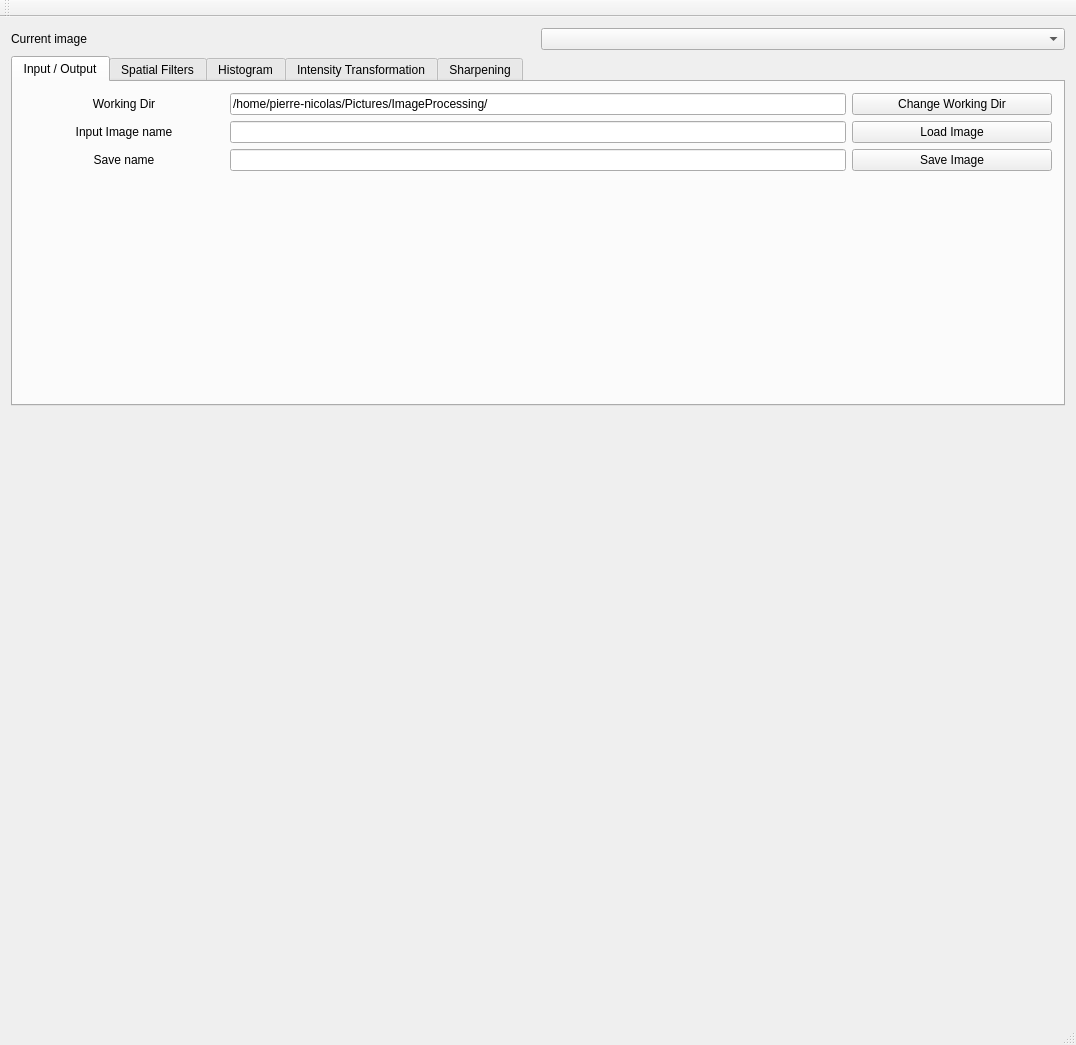
First picture: the form in mainwindow.ui, repository PNPiquin/ImageProcessing, before the edit.
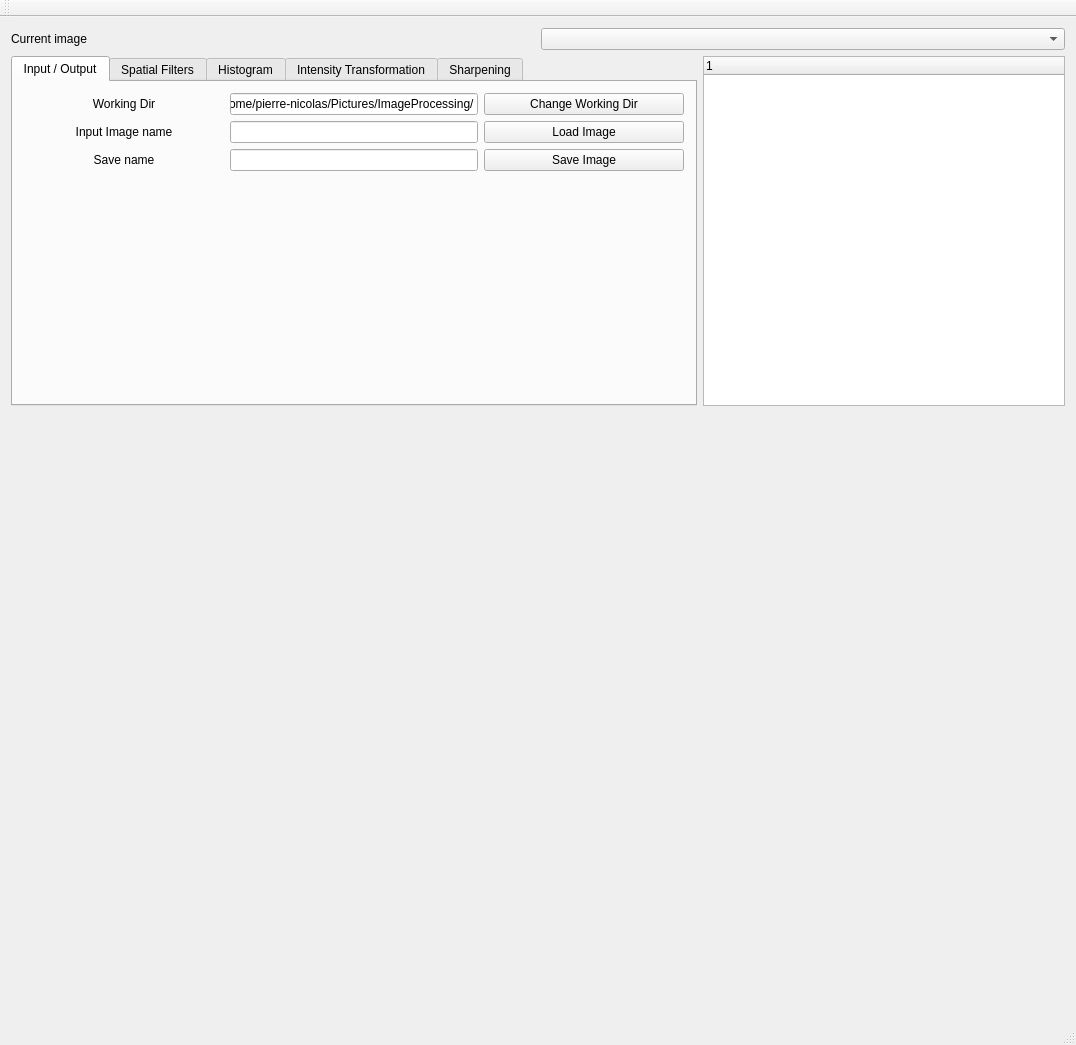
Second picture: the form after the edit.

Commit message: Beginning of the tree widget

Patch:
```diff
--- a/mainwindow.ui
+++ b/mainwindow.ui
@@ -30,6 +30,11 @@
      </layout>
     </item>
     <item>
+     <layout class="QHBoxLayout" name="horizontalLayout_22">
+      <property name="topMargin">
+       <number>0</number>
+      </property>
+      <item>
      <widget class="QTabWidget" name="tabWidget">
       <property name="tabPosition">
        <enum>QTabWidget::North</enum>
@@ -1262,6 +1267,17 @@
        </layout>
       </widget>
      </widget>
+      </item>
+      <item>
+       <widget class="QTreeWidget" name="treeWidget">
+        <column>
+         <property name="text">
+          <string notr="true">1</string>
+         </property>
+        </column>
+       </widget>
+      </item>
+     </layout>
     </item>
     <item>
      <widget class="QLabel" name="image">
```
Lines whose indentation alone changed are shown as unchanged. The commit also changes 2 other files.
